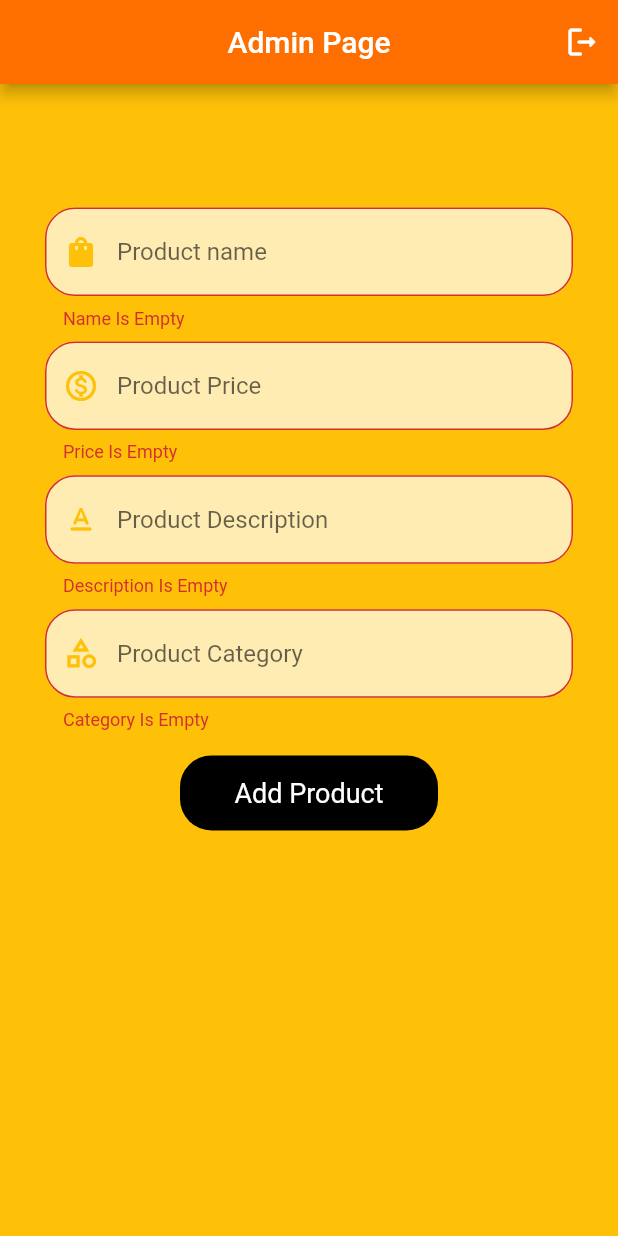
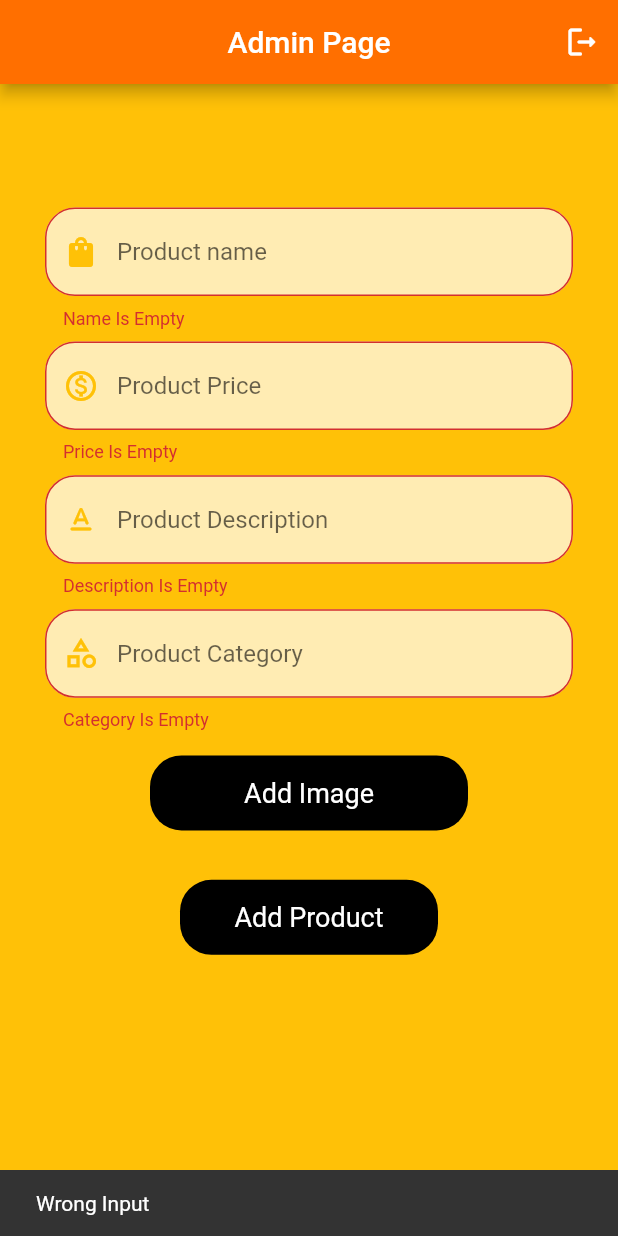
Before and after one commit to RayanIsmael/e-commerce, a Flutter app: the Admin screen opened directly, after a tap on "Add Product", on a phone screen of 412 x 824 dp. Run offline on Flutter 3.47's test engine with Material 2 defaults, Android fonts, the phone set to English and light mode, and no system bars; drawn by our look-alikes of modal_progress_hud_nsn; our stand-ins replace cloud_firestore, firebase_auth, firebase_core; accounts and stored records are empty.

Commit message:
end page admin in add all exaption image

```diff
--- a/lib/main.dart
+++ b/lib/main.dart
@@ -1,3 +1,4 @@
+import 'package:e_commerce/provider/firestor_products.dart';
 import 'package:e_commerce/provider/provider1.dart';
 import 'package:e_commerce/screen/home.dart';
 import 'package:firebase_core/firebase_core.dart';
@@ -10,6 +11,7 @@ void main() async {
   runApp(MultiProvider(
     providers: [
       ChangeNotifierProvider(create: (context) => ModalProgress()),
+      ChangeNotifierProvider(create: (context) => Products()),
     ],
     child: MyApp(),
   ));
--- /dev/null
+++ b/lib/provider/firestor_products.dart
@@ -0,0 +1,7 @@
+import 'package:flutter/material.dart';
+
+class Products extends ChangeNotifier {
+  // ignore: unused_field
+  var _name, _description, _price, _category, _productid;
+
+}
--- a/lib/screen/admin.dart
+++ b/lib/screen/admin.dart
@@ -1,6 +1,11 @@
+import 'package:cloud_firestore/cloud_firestore.dart';
+import 'package:e_commerce/provider/firestor_products.dart';
+import 'package:e_commerce/provider/provider1.dart';
 import 'package:e_commerce/screen/login.dart';
 import 'package:firebase_auth/firebase_auth.dart';
 import 'package:flutter/material.dart';
+import 'package:modal_progress_hud_nsn/modal_progress_hud_nsn.dart';
+import 'package:provider/provider.dart';
 
 class Admin extends StatefulWidget {
   Admin({Key? key}) : super(key: key);
@@ -36,6 +41,10 @@ class _AdminState extends State<Admin> {
   Widget build(BuildContext context) {
     var name, price, des, category;
     var media = MediaQuery.of(context).size.height;
+    var modalprovider = Provider.of<ModalProgress>(context);
+    /////////////////add image//////////
+    pickerimage(){}
+    /////////////////End add image//////////
     return Scaffold(
       backgroundColor: Colors.amber,
       key: scaffoldkey,
@@ -53,7 +62,9 @@ class _AdminState extends State<Admin> {
         ],
       ),
       //////////////////
-      body: ListView(
+      body: ModalProgressHUD(
+        inAsyncCall: modalprovider.modalhub,
+        child: ListView(
           children: [
             Form(
               key: formkey,
@@ -91,11 +102,14 @@ class _AdminState extends State<Admin> {
                           fillColor: Colors.amber[100],
                           hintText: "Product name",
                           focusedBorder: OutlineInputBorder(
-                          borderRadius: BorderRadius.all(Radius.circular(20.0)),
-                          borderSide: BorderSide(width: 2, color: Colors.white),
+                            borderRadius:
+                                BorderRadius.all(Radius.circular(20.0)),
+                            borderSide:
+                                BorderSide(width: 2, color: Colors.white),
                           ),
                           border: OutlineInputBorder(
-                          borderRadius: BorderRadius.all(Radius.circular(20.0)),
+                            borderRadius:
+                                BorderRadius.all(Radius.circular(20.0)),
                           )),
                     ),
                   ),
@@ -113,7 +127,7 @@ class _AdminState extends State<Admin> {
                       },
                       validator: (value) {
                         if (value!.isEmpty) return "Price Is Empty";
-                      if (value.length < 5) return "Wrong Value";
+                        if (value.length < 2) return "Wrong Value";
                         return null;
                       },
                       /////////////
@@ -129,11 +143,14 @@ class _AdminState extends State<Admin> {
                           fillColor: Colors.amber[100],
                           hintText: "Product Price",
                           focusedBorder: OutlineInputBorder(
-                          borderRadius: BorderRadius.all(Radius.circular(20.0)),
-                          borderSide: BorderSide(width: 2, color: Colors.white),
+                            borderRadius:
+                                BorderRadius.all(Radius.circular(20.0)),
+                            borderSide:
+                                BorderSide(width: 2, color: Colors.white),
                           ),
                           border: OutlineInputBorder(
-                          borderRadius: BorderRadius.all(Radius.circular(20.0)),
+                            borderRadius:
+                                BorderRadius.all(Radius.circular(20.0)),
                           )),
                     ),
                   ),
@@ -151,7 +168,7 @@ class _AdminState extends State<Admin> {
                       },
                       validator: (value) {
                         if (value!.isEmpty) return "Description Is Empty";
-                      if (value.length < 5) return "Wrong Value";
+                        if (value.length < 10) return "Wrong Value";
                         return null;
                       },
                       /////////////
@@ -167,11 +184,14 @@ class _AdminState extends State<Admin> {
                           fillColor: Colors.amber[100],
                           hintText: "Product Description",
                           focusedBorder: OutlineInputBorder(
-                          borderRadius: BorderRadius.all(Radius.circular(20.0)),
-                          borderSide: BorderSide(width: 2, color: Colors.white),
+                            borderRadius:
+                                BorderRadius.all(Radius.circular(20.0)),
+                            borderSide:
+                                BorderSide(width: 2, color: Colors.white),
                           ),
                           border: OutlineInputBorder(
-                          borderRadius: BorderRadius.all(Radius.circular(20.0)),
+                            borderRadius:
+                                BorderRadius.all(Radius.circular(20.0)),
                           )),
                     ),
                   ),
@@ -189,7 +209,7 @@ class _AdminState extends State<Admin> {
                       },
                       validator: (value) {
                         if (value!.isEmpty) return "Category Is Empty";
-                      if (value.length < 5) return "Wrong Value";
+                        if (value.length < 3) return "Wrong Value";
                         return null;
                       },
                       /////////////
@@ -205,26 +225,77 @@ class _AdminState extends State<Admin> {
                           fillColor: Colors.amber[100],
                           hintText: "Product Category",
                           focusedBorder: OutlineInputBorder(
-                          borderRadius: BorderRadius.all(Radius.circular(20.0)),
-                          borderSide: BorderSide(width: 2, color: Colors.white),
+                            borderRadius:
+                                BorderRadius.all(Radius.circular(20.0)),
+                            borderSide:
+                                BorderSide(width: 2, color: Colors.white),
                           ),
                           border: OutlineInputBorder(
-                          borderRadius: BorderRadius.all(Radius.circular(20.0)),
+                            borderRadius:
+                                BorderRadius.all(Radius.circular(20.0)),
                           )),
                     ),
                   ),
                   ///////////////////////////////////////////////////////Image
-
-                ////////////////////////////////////////////////////////////
                   SizedBox(
                     height: media * 0.02,
+                  ),
+                  /////////////pick image
+                  Padding(
+                    padding: const EdgeInsets.symmetric(horizontal: 100),
+                    child: InkWell(
+                        onTap:(){},
+                        child: Container(
+                          alignment: Alignment.center,
+                          height: 50.0,
+                          decoration: BoxDecoration(
+                            borderRadius: BorderRadius.circular(21.0),
+                            color: Colors.black,
+                          ),
+                          child: Text(
+                            'Add Image',
+                            style: TextStyle(
+                              fontSize: 18,
+                              color: Colors.white,
+                            ),
+                          ),
+                        )),
+                  ),
+                  ///////
+                  SizedBox(
+                    height: media * 0.04,
                   ),
                   /////login Button/////
                   Padding(
                     padding: const EdgeInsets.symmetric(horizontal: 120),
                     child: InkWell(
-                      onTap: () {
-                        formkey.currentState!.validate();
+                        onTap: () async {
+                          var alldata = formkey.currentState;
+                          if (alldata!.validate()) {
+                            modalprovider.change(true);
+                            alldata.save();
+                            await FirebaseFirestore.instance
+                                .collection("products")
+                                .add({
+                                  "name": name,
+                                  "description": des,
+                                  "price": price,
+                                  "category": category,
+                                })
+                                .then((value) => ScaffoldMessenger.of(context)
+                                    .showSnackBar(SnackBar(
+                                        content: Text("Added Product"))))
+                                .catchError(
+                                    // ignore: invalid_return_type_for_catch_error
+                                    (error) => ScaffoldMessenger.of(context)
+                                        .showSnackBar(
+                                            SnackBar(content: Text("Error"))));
+                            /////////
+                            modalprovider.change(false);
+                          } else {
+                            ScaffoldMessenger.of(context).showSnackBar(
+                                SnackBar(content: Text("Wrong Input")));
+                          }
                         },
                         child: Container(
                           alignment: Alignment.center,
@@ -248,6 +319,7 @@ class _AdminState extends State<Admin> {
             ),
           ],
         ),
+      ),
       /////////////////
     );
   }
--- a/pubspec.yaml
+++ b/pubspec.yaml
@@ -33,6 +33,8 @@ dependencies:
   provider: ^5.0.0
   awesome_dialog: ^2.1.0
   modal_progress_hud_nsn: ^0.1.0-nullsafety-1
+  cloud_firestore: ^2.2.2
+  image_picker: ^0.8.0+3
 
 dev_dependencies:
   flutter_test:
```
Also changed, not shown: pubspec.lock. Lines whose indentation alone changed are shown as unchanged.
